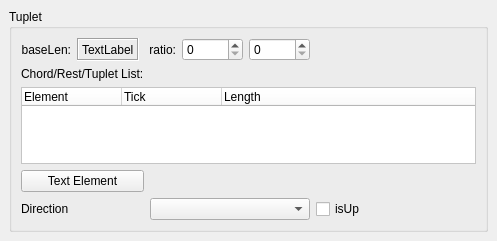
First picture: the form in mscore/mscore/tuplet.ui, repository musescore/musescore-old, before the edit.
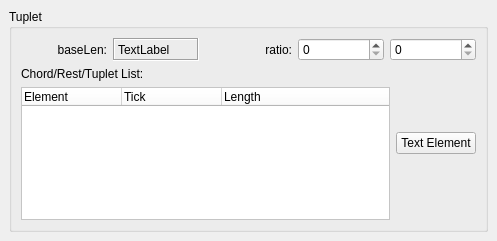
Second picture: the form after the edit.

```diff
--- a/mscore/mscore/tuplet.ui
+++ b/mscore/mscore/tuplet.ui
@@ -26,7 +26,7 @@
       <string notr="true" extracomment="do not translate">Tuplet</string>
      </property>
      <property name="flat">
-      <bool>false</bool>
+      <bool>true</bool>
      </property>
      <layout class="QGridLayout">
       <property name="margin">
@@ -105,7 +105,14 @@
         </property>
        </widget>
       </item>
-      <item row="2" column="0" colspan="3">
+      <item row="1" column="1" rowspan="2">
+       <widget class="QPushButton" name="number">
+        <property name="text">
+         <string notr="true" extracomment="do not translate">Text Element</string>
+        </property>
+       </widget>
+      </item>
+      <item row="2" column="0">
        <widget class="QTreeWidget" name="elements">
         <property name="palette">
          <palette>
@@ -260,36 +267,6 @@
         </column>
        </widget>
       </item>
-      <item row="3" column="0">
-       <widget class="QPushButton" name="number">
-        <property name="text">
-         <string notr="true" extracomment="do not translate">Text Element</string>
-        </property>
-       </widget>
-      </item>
-      <item row="4" column="1">
-       <widget class="QComboBox" name="direction"/>
-      </item>
-      <item row="4" column="0">
-       <widget class="QLabel" name="label_5">
-        <property name="sizePolicy">
-         <sizepolicy hsizetype="Fixed" vsizetype="Preferred">
-          <horstretch>0</horstretch>
-          <verstretch>0</verstretch>
-         </sizepolicy>
-        </property>
-        <property name="text">
-         <string notr="true">Direction</string>
-        </property>
-       </widget>
-      </item>
-      <item row="4" column="2">
-       <widget class="QCheckBox" name="isUp">
-        <property name="text">
-         <string notr="true">isUp</string>
-        </property>
-       </widget>
-      </item>
      </layout>
     </widget>
    </item>
```
